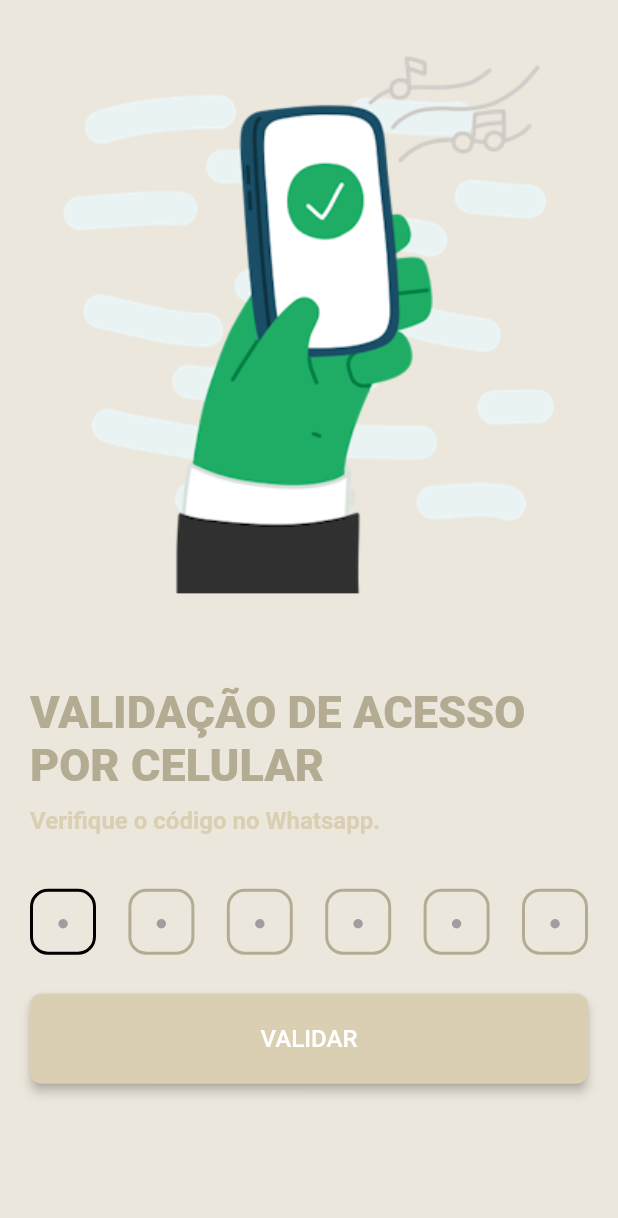
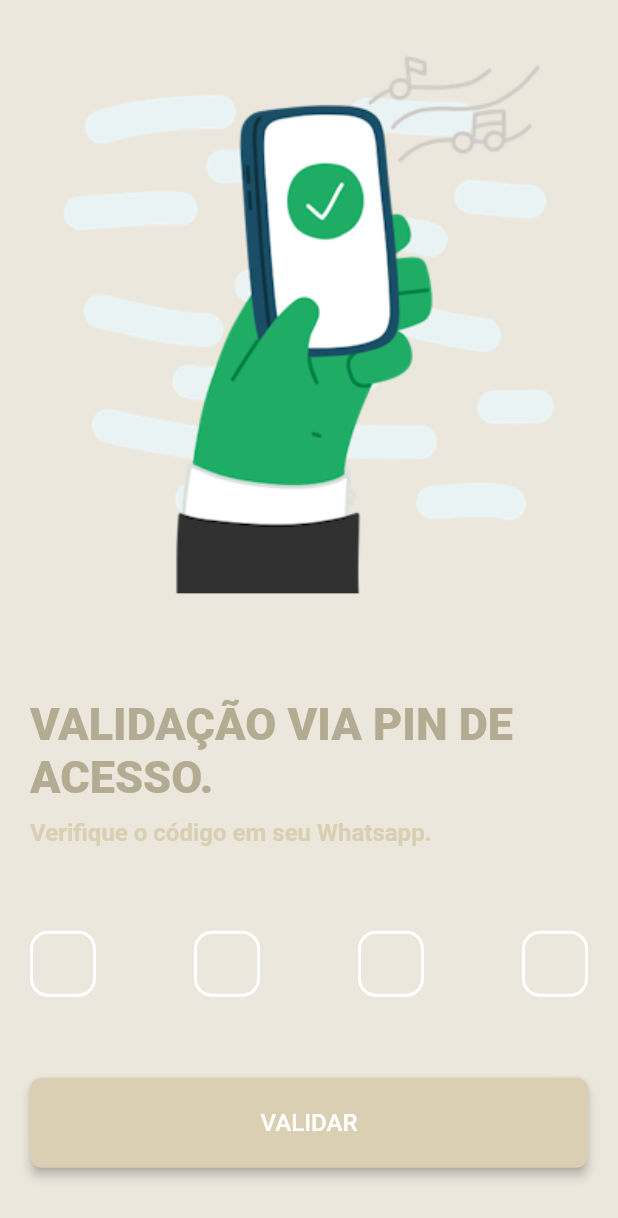
Before and after one commit to muriloramosoficial/easybarber-app, a Flutter app: the screen it shows after launch, after a tap on "ACESSAR", on a phone screen of 412 x 824 dp. Shown: the top 1218 px of the screen. Run offline on Flutter 3.47's test engine with Material 3 defaults, Android fonts, the phone set to English and light mode, and no system bars; drawn by our look-alikes of auto_size_text, pin_code_fields; our stand-ins replace badges, equatable, flutter_animate, flutter_keyboard_visibility, flutter_rating_bar, flutter_spinkit and 12 more; missing offline and left inert: json_path, mime_type; accounts and stored records are empty; network calls fail; Roboto replaces fonts that are missing (Readex Pro); project files that could hold a hidden picture were left out.

Commit message:
Updating to latest FlutterFlow output.

```diff
--- a/lib/app_state.dart
+++ b/lib/app_state.dart
@@ -55,4 +55,28 @@ class FFAppState extends ChangeNotifier {
   set CardTransation(bool value) {
     _CardTransation = value;
   }
+
+  int _pinCodeLogin1 = 0;
+  int get pinCodeLogin1 => _pinCodeLogin1;
+  set pinCodeLogin1(int value) {
+    _pinCodeLogin1 = value;
+  }
+
+  int _pinCodeLogin2 = 0;
+  int get pinCodeLogin2 => _pinCodeLogin2;
+  set pinCodeLogin2(int value) {
+    _pinCodeLogin2 = value;
+  }
+
+  int _pinCodeLogin3 = 0;
+  int get pinCodeLogin3 => _pinCodeLogin3;
+  set pinCodeLogin3(int value) {
+    _pinCodeLogin3 = value;
+  }
+
+  int _pinCodeLogin4 = 0;
+  int get pinCodeLogin4 => _pinCodeLogin4;
+  set pinCodeLogin4(int value) {
+    _pinCodeLogin4 = value;
+  }
 }
--- a/lib/pages/authentication/login_code_verify/login_code_verify_model.dart
+++ b/lib/pages/authentication/login_code_verify/login_code_verify_model.dart
@@ -5,7 +5,6 @@ import 'package:flutter/material.dart';
 class LoginCodeVerifyModel extends FlutterFlowModel<LoginCodeVerifyWidget> {
   ///  State fields for stateful widgets in this page.
 
-  final unfocusNode = FocusNode();
   // State field(s) for PinCode widget.
   TextEditingController? pinCodeController;
   String? Function(BuildContext, String?)? pinCodeControllerValidator;
@@ -17,7 +16,6 @@ class LoginCodeVerifyModel extends FlutterFlowModel<LoginCodeVerifyWidget> {
 
   @override
   void dispose() {
-    unfocusNode.dispose();
     pinCodeController?.dispose();
   }
 }
--- a/lib/pages/authentication/login_code_verify/login_code_verify_widget.dart
+++ b/lib/pages/authentication/login_code_verify/login_code_verify_widget.dart
@@ -51,11 +51,7 @@ class _LoginCodeVerifyWidgetState extends State<LoginCodeVerifyWidget> {
 
   @override
   Widget build(BuildContext context) {
-    return GestureDetector(
-      onTap: () => _model.unfocusNode.canRequestFocus
-          ? FocusScope.of(context).requestFocus(_model.unfocusNode)
-          : FocusScope.of(context).unfocus(),
-      child: Scaffold(
+    return Scaffold(
       key: scaffoldKey,
       backgroundColor: FlutterFlowTheme.of(context).primaryBackground,
       body: SafeArea(
@@ -80,7 +76,7 @@ class _LoginCodeVerifyWidgetState extends State<LoginCodeVerifyWidget> {
                         'assets/images/Hands_-_Phone.png',
                         width: double.infinity,
                         height: double.infinity,
-                          fit: BoxFit.cover,
+                        fit: BoxFit.fill,
                       ),
                     ),
                   ),
@@ -89,7 +85,11 @@ class _LoginCodeVerifyWidgetState extends State<LoginCodeVerifyWidget> {
                   child: Align(
                     alignment: const AlignmentDirectional(0.0, 0.0),
                     child: Container(
+                      width: double.infinity,
+                      height: double.infinity,
                       decoration: const BoxDecoration(),
+                      child: Align(
+                        alignment: const AlignmentDirectional(0.0, 0.0),
                         child: Column(
                           mainAxisSize: MainAxisSize.max,
                           mainAxisAlignment: MainAxisAlignment.center,
@@ -109,14 +109,19 @@ class _LoginCodeVerifyWidgetState extends State<LoginCodeVerifyWidget> {
                                       topRight: Radius.circular(0.0),
                                     ),
                                   ),
+                                  child: Align(
+                                    alignment: const AlignmentDirectional(0.0, 0.0),
                                     child: Column(
                                       mainAxisSize: MainAxisSize.max,
+                                      mainAxisAlignment:
+                                          MainAxisAlignment.center,
                                       children: [
                                         Padding(
-                                        padding: const EdgeInsetsDirectional.fromSTEB(
+                                          padding:
+                                              const EdgeInsetsDirectional.fromSTEB(
                                                   0.0, 0.0, 0.0, 10.0),
                                           child: Text(
-                                          'VALIDAÇÃO DE ACESSO POR CELULAR',
+                                            'VALIDAÇÃO VIA PIN DE ACESSO.',
                                             style: FlutterFlowTheme.of(context)
                                                 .bodyMedium
                                                 .override(
@@ -132,10 +137,10 @@ class _LoginCodeVerifyWidgetState extends State<LoginCodeVerifyWidget> {
                                           mainAxisSize: MainAxisSize.max,
                                           children: [
                                             Align(
-                                            alignment:
-                                                const AlignmentDirectional(-1.0, 0.0),
+                                              alignment: const AlignmentDirectional(
+                                                  -1.0, 0.0),
                                               child: Text(
-                                              'Verifique o código no Whatsapp.',
+                                                'Verifique o código em seu Whatsapp.',
                                                 style: FlutterFlowTheme.of(
                                                         context)
                                                     .bodyMedium
@@ -144,7 +149,8 @@ class _LoginCodeVerifyWidgetState extends State<LoginCodeVerifyWidget> {
                                                       color: const Color(0xFFDACFB2),
                                                       fontSize: 16.0,
                                                       letterSpacing: 0.0,
-                                                    fontWeight: FontWeight.bold,
+                                                      fontWeight:
+                                                          FontWeight.bold,
                                                     ),
                                               ),
                                             ),
@@ -155,71 +161,100 @@ class _LoginCodeVerifyWidgetState extends State<LoginCodeVerifyWidget> {
                                   ),
                                 ),
                               ),
+                            ),
                             Flexible(
                               child: Align(
-                                alignment: const AlignmentDirectional(0.0, 0.0),
+                                alignment: const AlignmentDirectional(0.0, -1.0),
                                 child: Padding(
                                   padding: const EdgeInsetsDirectional.fromSTEB(
                                       20.0, 20.0, 20.0, 0.0),
                                   child: Container(
                                     decoration: const BoxDecoration(),
+                                    child: Align(
+                                      alignment:
+                                          const AlignmentDirectional(0.0, -1.0),
                                       child: Column(
                                         mainAxisSize: MainAxisSize.max,
                                         children: [
-                                        PinCodeTextField(
+                                          Expanded(
+                                            child: Align(
+                                              alignment: const AlignmentDirectional(
+                                                  0.0, 0.0),
+                                              child: Container(
+                                                decoration: const BoxDecoration(),
+                                                child: PinCodeTextField(
                                                   autoDisposeControllers: false,
                                                   appContext: context,
-                                          length: 6,
-                                          textStyle:
-                                              FlutterFlowTheme.of(context)
+                                                  length: 4,
+                                                  textStyle: FlutterFlowTheme
+                                                          .of(context)
                                                       .bodyLarge
                                                       .override(
-                                                    fontFamily: 'Readex Pro',
-                                                    color: const Color(0xFFB4AB93),
+                                                        fontFamily:
+                                                            'Readex Pro',
+                                                        color:
+                                                            const Color(0xFFDACFB2),
                                                         letterSpacing: 0.0,
                                                       ),
                                                   mainAxisAlignment:
-                                              MainAxisAlignment.spaceBetween,
+                                                      MainAxisAlignment
+                                                          .spaceBetween,
                                                   enableActiveFill: false,
-                                          autoFocus: true,
-                                          enablePinAutofill: true,
+                                                  autoFocus: false,
+                                                  enablePinAutofill: false,
                                                   errorTextSpace: 16.0,
                                                   showCursor: true,
-                                          cursorColor: const Color(0xFF4D4D4D),
+                                                  cursorColor:
+                                                      const Color(0xFFDACFB2),
                                                   obscureText: false,
-                                          hintCharacter: '●',
-                                          keyboardType: TextInputType.number,
+                                                  keyboardType:
+                                                      TextInputType.number,
                                                   pinTheme: PinTheme(
                                                     fieldHeight: 44.0,
                                                     fieldWidth: 44.0,
                                                     borderWidth: 2.0,
-                                            borderRadius: const BorderRadius.only(
-                                              bottomLeft: Radius.circular(12.0),
+                                                    borderRadius:
+                                                        const BorderRadius.only(
+                                                      bottomLeft:
+                                                          Radius.circular(12.0),
                                                       bottomRight:
                                                           Radius.circular(12.0),
-                                              topLeft: Radius.circular(12.0),
-                                              topRight: Radius.circular(12.0),
+                                                      topLeft:
+                                                          Radius.circular(12.0),
+                                                      topRight:
+                                                          Radius.circular(12.0),
                                                     ),
-                                            shape: PinCodeFieldShape.box,
-                                            activeColor: const Color(0xFFB4AB93),
-                                            inactiveColor: const Color(0xFFB4AB93),
+                                                    shape:
+                                                        PinCodeFieldShape.box,
+                                                    activeColor:
+                                                        const Color(0xFFDACFB2),
+                                                    inactiveColor:
+                                                        FlutterFlowTheme.of(
+                                                                context)
+                                                            .alternate,
                                                     selectedColor:
-                                                FlutterFlowTheme.of(context)
-                                                    .primary,
-                                            activeFillColor: const Color(0xFFB4AB93),
+                                                        const Color(0xFFDACFB2),
+                                                    activeFillColor:
+                                                        const Color(0xFFDACFB2),
                                                     inactiveFillColor:
-                                                const Color(0xFFB4AB93),
+                                                        FlutterFlowTheme.of(
+                                                                context)
+                                                            .alternate,
                                                     selectedFillColor:
-                                                FlutterFlowTheme.of(context)
-                                                    .primary,
+                                                        const Color(0xFFDACFB2),
                                                   ),
-                                          controller: _model.pinCodeController,
+                                                  controller:
+                                                      _model.pinCodeController,
                                                   onChanged: (_) {},
-                                          autovalidateMode: AutovalidateMode
+                                                  autovalidateMode:
+                                                      AutovalidateMode
                                                           .onUserInteraction,
                                                   validator: _model
                                                       .pinCodeControllerValidator
                                                       .asValidator(context),
+                                                ),
+                                              ),
+                                            ),
                                           ),
                                           Padding(
                                             padding:
@@ -227,7 +262,18 @@ class _LoginCodeVerifyWidgetState extends State<LoginCodeVerifyWidget> {
                                                     0.0, 10.0, 0.0, 0.0),
                                             child: FFButtonWidget(
                                               onPressed: () async {
-                                              context.pushNamed('dashboard');
+                                                context.pushNamed(
+                                                  'dashboard',
+                                                  extra: <String, dynamic>{
+                                                    kTransitionInfoKey:
+                                                        const TransitionInfo(
+                                                      hasTransition: true,
+                                                      transitionType:
+                                                          PageTransitionType
+                                                              .fade,
+                                                    ),
+                                                  },
+                                                );
                                               },
                                               text: 'VALIDAR',
                                               options: FFButtonOptions(
@@ -236,8 +282,10 @@ class _LoginCodeVerifyWidgetState extends State<LoginCodeVerifyWidget> {
                                                 padding: const EdgeInsetsDirectional
                                                     .fromSTEB(
                                                         24.0, 0.0, 24.0, 0.0),
-                                              iconPadding: const EdgeInsetsDirectional
-                                                  .fromSTEB(0.0, 0.0, 0.0, 0.0),
+                                                iconPadding:
+                                                    const EdgeInsetsDirectional
+                                                        .fromSTEB(
+                                                            0.0, 0.0, 0.0, 0.0),
                                                 color: const Color(0xFFDACFB2),
                                                 textStyle:
                                                     FlutterFlowTheme.of(context)
@@ -264,7 +312,9 @@ class _LoginCodeVerifyWidgetState extends State<LoginCodeVerifyWidget> {
                                   ),
                                 ),
                               ),
+                            ),
                           ],
+                        ),
                       ),
                     ),
                   ),
@@ -274,7 +324,6 @@ class _LoginCodeVerifyWidgetState extends State<LoginCodeVerifyWidget> {
           ),
         ),
       ),
-      ),
     );
   }
 }
--- a/lib/pages/authentication/login_page/login_page_widget.dart
+++ b/lib/pages/authentication/login_page/login_page_widget.dart
@@ -121,7 +121,7 @@ class _LoginPageWidgetState extends State<LoginPageWidget> {
                               mainAxisSize: MainAxisSize.max,
                               mainAxisAlignment: MainAxisAlignment.center,
                               children: [
-                                Flexible(
+                                Expanded(
                                   child: Padding(
                                     padding: const EdgeInsetsDirectional.fromSTEB(
                                         20.0, 0.0, 20.0, 0.0),
@@ -136,12 +136,17 @@ class _LoginPageWidgetState extends State<LoginPageWidget> {
                                           topRight: Radius.circular(0.0),
                                         ),
                                       ),
+                                      child: Align(
+                                        alignment:
+                                            const AlignmentDirectional(0.0, -1.0),
                                         child: Column(
                                           mainAxisSize: MainAxisSize.max,
+                                          mainAxisAlignment:
+                                              MainAxisAlignment.center,
                                           children: [
                                             Padding(
-                                            padding:
-                                                const EdgeInsetsDirectional.fromSTEB(
+                                              padding: const EdgeInsetsDirectional
+                                                  .fromSTEB(
                                                       0.0, 0.0, 0.0, 10.0),
                                               child: Text(
                                                 'ENTRE COM SEU NÚMERO DE CELULAR!',
@@ -153,7 +158,8 @@ class _LoginPageWidgetState extends State<LoginPageWidget> {
                                                       color: const Color(0xFFB4AB93),
                                                       fontSize: 30.0,
                                                       letterSpacing: 0.0,
-                                                    fontWeight: FontWeight.w900,
+                                                      fontWeight:
+                                                          FontWeight.w900,
                                                     ),
                                               ),
                                             ),
@@ -161,7 +167,8 @@ class _LoginPageWidgetState extends State<LoginPageWidget> {
                                               mainAxisSize: MainAxisSize.max,
                                               children: [
                                                 Align(
-                                                alignment: const AlignmentDirectional(
+                                                  alignment:
+                                                      const AlignmentDirectional(
                                                           -1.0, 0.0),
                                                   child: Text(
                                                     'Bem Vindo(a) ao',
@@ -208,9 +215,10 @@ class _LoginPageWidgetState extends State<LoginPageWidget> {
                                       ),
                                     ),
                                   ),
-                                Flexible(
+                                ),
+                                Expanded(
                                   child: Align(
-                                    alignment: const AlignmentDirectional(0.0, 0.0),
+                                    alignment: const AlignmentDirectional(0.0, -1.0),
                                     child: Padding(
                                       padding: const EdgeInsetsDirectional.fromSTEB(
                                           20.0, 20.0, 20.0, 0.0),
@@ -321,9 +329,7 @@ class _LoginPageWidgetState extends State<LoginPageWidget> {
                                                   .bodyMedium
                                                   .override(
                                                     fontFamily: 'Poppins',
-                                                    color: FlutterFlowTheme.of(
-                                                            context)
-                                                        .primaryBackground,
+                                                    color: const Color(0xFFB4AB93),
                                                     fontSize: 20.0,
                                                     letterSpacing: 0.0,
                                                     fontWeight: FontWeight.w800,
```
Lines whose indentation alone changed are shown as unchanged.
